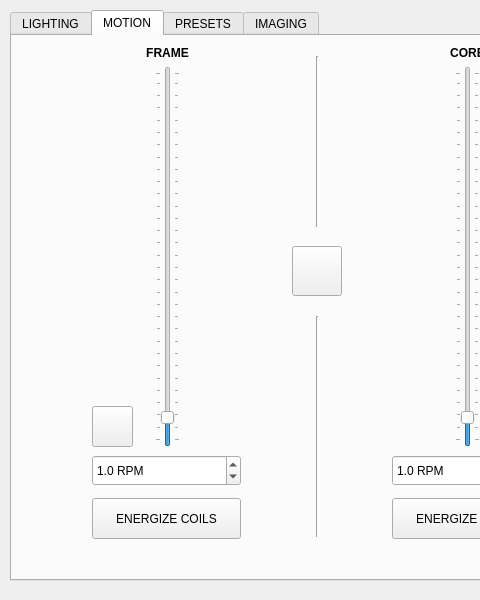
Before: the Qt Designer form _ui/Clinostat.ui in CoCl-Jerry/SciSpin_Max_Dev, drawn with Qt 5; both pictures show x 0 to 480 and y 0 to 600 of the 1024 by 600 pixel window.
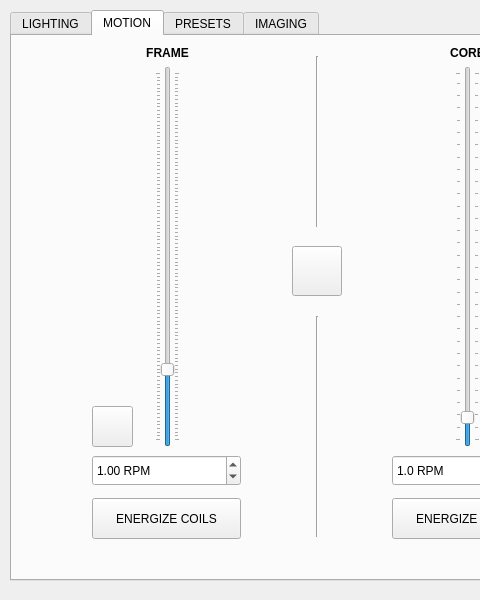
After: the same form once the commit is applied. The open tabs and pages were chosen to show the change. Icons and pictures are not drawn.

Patch:
```diff
--- a/_ui/Clinostat.ui
+++ b/_ui/Clinostat.ui
@@ -598,16 +598,16 @@
        <item alignment="Qt::AlignHCenter">
         <widget class="QSlider" name="frame_verticalSlider">
          <property name="minimum">
-          <number>1</number>
+          <number>5</number>
          </property>
          <property name="maximum">
-          <number>150</number>
+          <number>500</number>
          </property>
          <property name="singleStep">
           <number>1</number>
          </property>
          <property name="value">
-          <number>10</number>
+          <number>100</number>
          </property>
          <property name="tracking">
           <bool>true</bool>
@@ -695,13 +695,13 @@
        <string> RPM</string>
       </property>
       <property name="decimals">
-       <number>1</number>
+       <number>2</number>
       </property>
       <property name="minimum">
-       <double>0.100000000000000</double>
+       <double>0.050000000000000</double>
       </property>
       <property name="maximum">
-       <double>15.000000000000000</double>
+       <double>5.000000000000000</double>
       </property>
       <property name="singleStep">
        <double>0.100000000000000</double>
```
Left out of the diff: 6 changed lines with no effect on the pictures.
